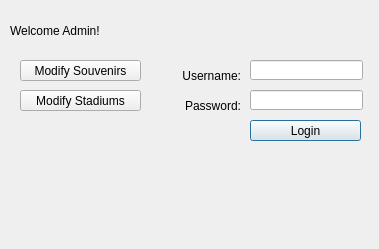
Above: admin.ui from ellenyim8/project2 before the change. Below: the same form after it.
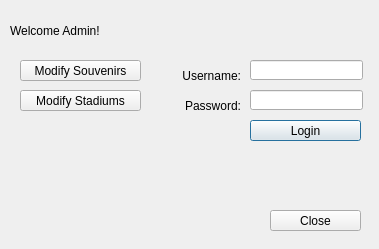
That is the form after the change.

The edit to the form file:
```diff
--- a/admin.ui
+++ b/admin.ui
@@ -117,6 +117,19 @@
     <string>Modify Stadiums</string>
    </property>
   </widget>
+  <widget class="QPushButton" name="close">
+   <property name="geometry">
+    <rect>
+     <x>270</x>
+     <y>210</y>
+     <width>91</width>
+     <height>21</height>
+    </rect>
+   </property>
+   <property name="text">
+    <string>Close</string>
+   </property>
+  </widget>
  </widget>
  <resources/>
  <connections/>
```
